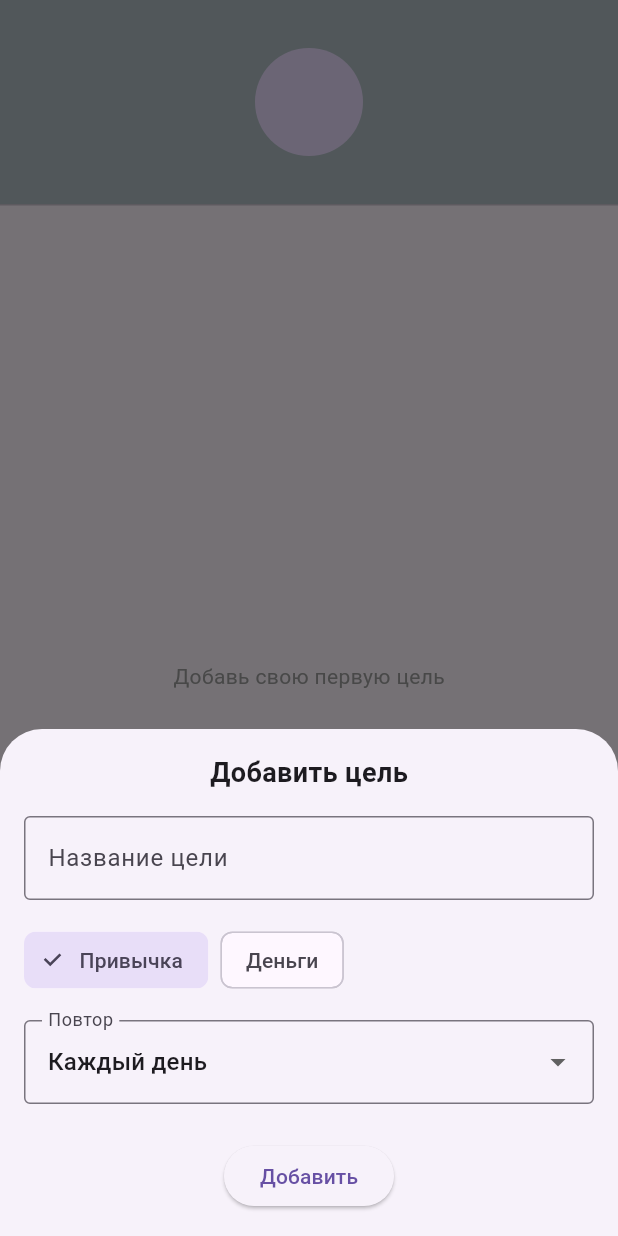
After one commit to Solvq/MeTrack, a Flutter app: the HomeScreen screen opened directly, after a tap on the "add" icon, on a phone screen of 412 x 824 dp. The commit adds this screen. Run offline on Flutter 3.47's test engine with Material 3 defaults, Android fonts, the phone set to English and light mode, and no system bars.

Commit message:
feat: Добавлен экран home.
fix: Исправить переход на экран регистрации

```diff
--- a/lib/main.dart
+++ b/lib/main.dart
@@ -1,5 +1,7 @@
 import 'package:flutter/material.dart';
-import 'screens/auth/register_screen.dart';
+import 'package:me_track/screens/auth/login_screen.dart';
+//fimport 'screens/auth/register_screen.dart';
+import 'screens/home/home_screen.dart';
 
 void main() {
   runApp(const MyApp());
@@ -12,7 +14,7 @@ class MyApp extends StatelessWidget {
   Widget build(BuildContext context) {
     return const MaterialApp(
       debugShowCheckedModeBanner: false,
-      home: RegisterScreen(),
+      home: LoginScreen(),
     );
   }
 }
--- /dev/null
+++ b/lib/models/goal.dart
@@ -0,0 +1,18 @@
+enum GoalType {
+  habit,
+  money,
+}
+
+class Goal {
+  final GoalType type;
+  final String title;
+  final int repeatEveryDays;
+  final int streak;
+
+  Goal({
+    required this.type,
+    required this.title,
+    required this.repeatEveryDays,
+    this.streak = 0,
+  });
+}
--- /dev/null
+++ b/lib/screens/home/home_screen.dart
@@ -0,0 +1,92 @@
+import 'package:flutter/material.dart';
+import '../../models/goal.dart';
+import '../widgets/home/add_widget_sheet.dart';
+import '../widgets/home/habit_wiget.dart';
+
+
+
+class HomeScreen extends StatefulWidget {
+  const HomeScreen({super.key});
+
+  @override
+  State<HomeScreen> createState() => _HomeScreenState();
+}
+
+class _HomeScreenState extends State<HomeScreen> {
+  final List<Goal> goals = [];
+
+  @override
+  Widget build(BuildContext context) {
+    return Scaffold(
+      floatingActionButton: FloatingActionButton(
+        onPressed: () {
+          showModalBottomSheet(
+            context: context,
+            isScrollControlled: true,
+            builder: (_) {
+              return AddWidgetSheet(
+                onAdd: (goal) {
+                  setState(() {
+                    goals.add(goal);
+                  });
+                },
+              );
+            },
+          );
+        },
+        child: const Icon(Icons.add),
+      ),
+      bottomNavigationBar: BottomNavigationBar(
+        type: BottomNavigationBarType.fixed,
+        currentIndex: 0,
+        onTap: (_) {},
+        items: const [
+          BottomNavigationBarItem(icon: Icon(Icons.home), label: ''),
+          BottomNavigationBarItem(icon: Icon(Icons.search), label: ''),
+          BottomNavigationBarItem(icon: Icon(Icons.notifications), label: ''),
+          BottomNavigationBarItem(icon: Icon(Icons.person), label: ''),
+        ],
+      ),
+      body: Column(
+        children: [
+          Container(
+            width: double.infinity,
+            padding: const EdgeInsets.symmetric(vertical: 32),
+            color: Colors.blueGrey.shade200,
+            child: const Center(
+              child: CircleAvatar(radius: 36),
+            ),
+          ),
+          const Divider(height: 1),
+          Expanded(
+            child: goals.isEmpty
+                ? const Center(
+                    child: Text(
+                      'Добавь свою первую цель',
+                      style: TextStyle(color: Colors.grey),
+                    ),
+                  )
+                : ListView.builder(
+                    itemCount: goals.length,
+                    itemBuilder: (context, index) {
+                      final goal = goals[index];
+
+                      if (goal.type == GoalType.habit) {
+                        return HabitWidget(habit: goal);
+                      }
+
+                      return Card(
+                        margin: const EdgeInsets.all(12),
+                        child: ListTile(
+                          title: Text(goal.title),
+                          subtitle: const Text('Финансовая цель'),
+                        ),
+                      );
+                    },
+                  ),
+          ),
+        ],
+      ),
+    );
+  }
+}
--- /dev/null
+++ b/lib/screens/widgets/home/add_widget_sheet.dart
@@ -0,0 +1,111 @@
+import 'package:flutter/material.dart';
+import '../../../models/goal.dart';
+
+class AddWidgetSheet extends StatefulWidget {
+  final Function(Goal) onAdd;
+
+  const AddWidgetSheet({super.key, required this.onAdd});
+
+  @override
+  State<AddWidgetSheet> createState() => _AddWidgetSheetState();
+}
+
+class _AddWidgetSheetState extends State<AddWidgetSheet> {
+  GoalType selectedType = GoalType.habit;
+  final TextEditingController titleController = TextEditingController();
+  int repeatEveryDays = 1;
+
+  void _submit() {
+    if (titleController.text.isEmpty) return;
+
+    widget.onAdd(
+      Goal(
+        type: selectedType,
+        title: titleController.text,
+        repeatEveryDays: repeatEveryDays,
+      ),
+    );
+
+    Navigator.pop(context);
+  }
+
+  @override
+  Widget build(BuildContext context) {
+    return Padding(
+      padding: EdgeInsets.only(
+        left: 16,
+        right: 16,
+        top: 16,
+        bottom: MediaQuery.of(context).viewInsets.bottom + 16,
+      ),
+      child: Column(
+        mainAxisSize: MainAxisSize.min,
+        children: [
+          const Text(
+            'Добавить цель',
+            style: TextStyle(fontSize: 18, fontWeight: FontWeight.bold),
+          ),
+
+          const SizedBox(height: 16),
+
+          TextField(
+            controller: titleController,
+            decoration: const InputDecoration(
+              labelText: 'Название цели',
+              border: OutlineInputBorder(),
+            ),
+          ),
+
+          const SizedBox(height: 16),
+
+          Row(
+            children: [
+              ChoiceChip(
+                label: const Text('Привычка'),
+                selected: selectedType == GoalType.habit,
+                onSelected: (_) {
+                  setState(() => selectedType = GoalType.habit);
+                },
+              ),
+              const SizedBox(width: 8),
+              ChoiceChip(
+                label: const Text('Деньги'),
+                selected: selectedType == GoalType.money,
+                onSelected: (_) {
+                  setState(() => selectedType = GoalType.money);
+                },
+              ),
+            ],
+          ),
+
+          if (selectedType == GoalType.habit) ...[
+            const SizedBox(height: 16),
+
+            DropdownButtonFormField<int>(
+              initialValue: repeatEveryDays,
+              items: const [
+                DropdownMenuItem(value: 1, child: Text('Каждый день')),
+                DropdownMenuItem(value: 2, child: Text('Через день')),
+                DropdownMenuItem(value: 3, child: Text('Каждые 3 дня')),
+              ],
+              onChanged: (value) {
+                setState(() => repeatEveryDays = value!);
+              },
+              decoration: const InputDecoration(
+                labelText: 'Повтор',
+                border: OutlineInputBorder(),
+              ),
+            ),
+          ],
+
+          const SizedBox(height: 24),
+
+          ElevatedButton(
+            onPressed: _submit,
+            child: const Text('Добавить'),
+          ),
+        ],
+      ),
+    );
+  }
+}
```
Also changed, not shown: lib/screens/auth/login_screen.dart (+2 -8 lines), lib/screens/widgets/home/goal_widget.dart (added, +20 -0 lines), lib/screens/widgets/home/habit_wiget.dart (added, +52 -0 lines).
